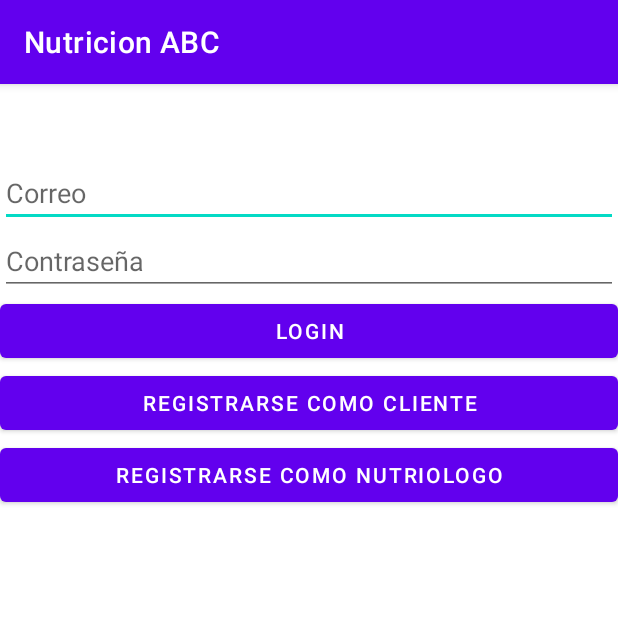
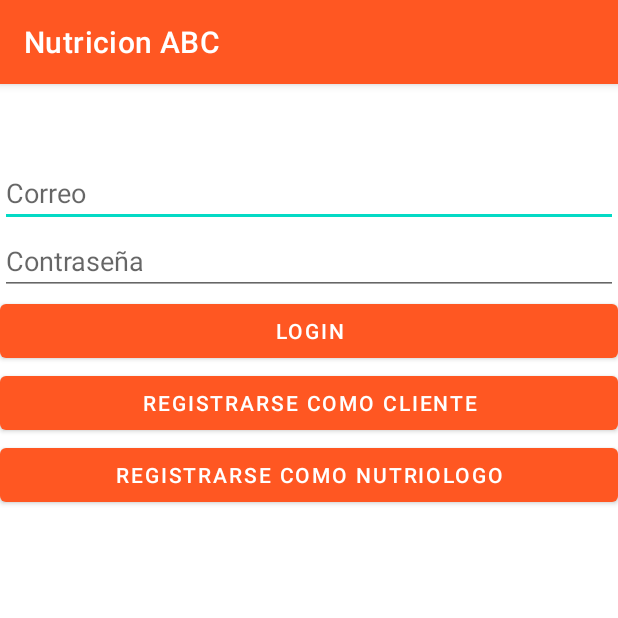
Before and after one commit to anfereba/NutricionABC, an Android app: the screen it shows after launch (Logueo_Con_SQLite), on a phone screen of 412 x 824 dp, the top half of it. Run offline under Robolectric (Android 15) with nearby library versions, the phone set to English and light mode, and no system bars.

Commit message:
Agregando Colores

```diff
--- a/app/src/main/res/values-night/themes.xml
+++ b/app/src/main/res/values-night/themes.xml
@@ -2,8 +2,8 @@
     <!-- Base application theme. -->
     <style name="Theme.NutricionABC" parent="Theme.MaterialComponents.DayNight.DarkActionBar">
         <!-- Primary brand color. -->
-        <item name="colorPrimary">@color/purple_200</item>
-        <item name="colorPrimaryVariant">@color/purple_700</item>
+        <item name="colorPrimary">@color/colorPrimary</item>
+        <item name="colorPrimaryVariant">@color/colorPrimaryDark</item>
         <item name="colorOnPrimary">@color/black</item>
         <!-- Secondary brand color. -->
         <item name="colorSecondary">@color/teal_200</item>
--- a/app/src/main/res/values/colors.xml
+++ b/app/src/main/res/values/colors.xml
@@ -7,4 +7,8 @@
     <color name="teal_700">#FF018786</color>
     <color name="black">#FF000000</color>
     <color name="white">#FFFFFFFF</color>
+
+    <color name="colorPrimary">#ff5722</color>
+    <color name="colorPrimaryDark">#c41c00</color>
+    <color name="colorAccent">#ff8a50</color>
 </resources>
--- a/app/src/main/res/values/themes.xml
+++ b/app/src/main/res/values/themes.xml
@@ -2,8 +2,8 @@
     <!-- Base application theme. -->
     <style name="Theme.NutricionABC" parent="Theme.MaterialComponents.DayNight.DarkActionBar">
         <!-- Primary brand color. -->
-        <item name="colorPrimary">@color/purple_500</item>
-        <item name="colorPrimaryVariant">@color/purple_700</item>
+        <item name="colorPrimary">@color/colorPrimary</item>
+        <item name="colorPrimaryVariant">@color/colorPrimaryDark</item>
         <item name="colorOnPrimary">@color/white</item>
         <!-- Secondary brand color. -->
         <item name="colorSecondary">@color/teal_200</item>
```
Also changed, not shown: app/src/main/res/values/styles.xml (added, +14 -0 lines).
